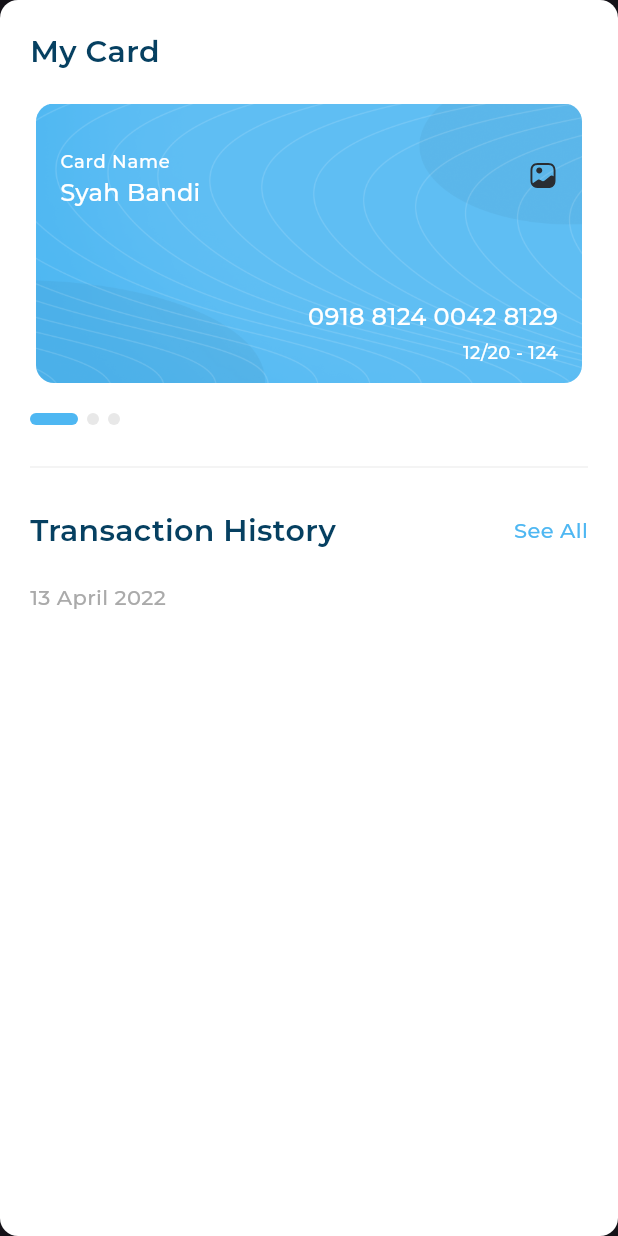
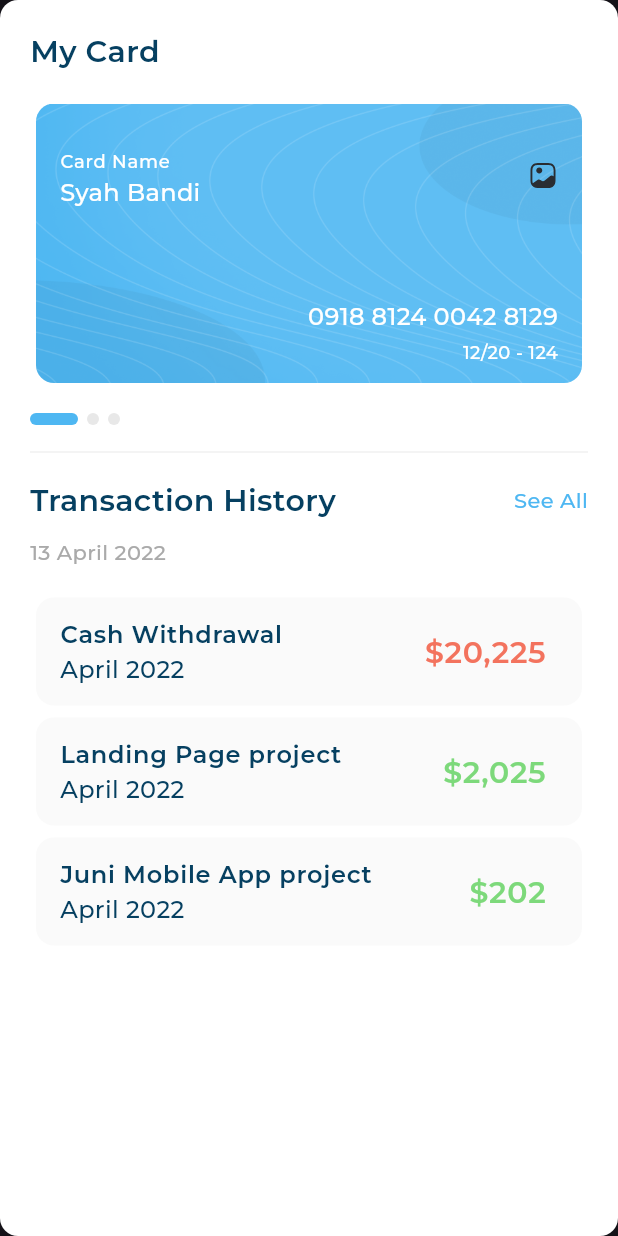
Before and after one commit to AhmedKhaled8907/responsive_ui, a Flutter app: the MyCardAndTransactionSection widget shown alone on an empty page, opened directly, on a phone screen of 412 x 824 dp. Run offline on Flutter 3.47's test engine with Material 3 defaults, Android fonts, the phone set to English and light mode, and no system bars; drawn by our look-alikes of expandable_page_view; our stand-ins replace flutter_svg; project files that could hold a hidden picture were left out.

Commit message:
transaction history part 4

```diff
--- a/lib/models/transaction_model.dart
+++ b/lib/models/transaction_model.dart
@@ -11,3 +11,24 @@ class TransactionModel {
     required this.isWithdrawal,
   });
 }
+
+List<TransactionModel> transactionitems = [
+  TransactionModel(
+    title: 'Cash Withdrawal',
+    date: 'April 2022',
+    amount: r'$20,225',
+    isWithdrawal: true,
+  ),
+  TransactionModel(
+    title: 'Landing Page project',
+    date: 'April 2022',
+    amount: r'$2,025',
+    isWithdrawal: false,
+  ),
+  TransactionModel(
+    title: 'Juni Mobile App project',
+    date: 'April 2022',
+    amount: r'$202',
+    isWithdrawal: false,
+  ),
+];
--- a/lib/views/widgets/dashboard_desktop_layout.dart
+++ b/lib/views/widgets/dashboard_desktop_layout.dart
@@ -20,13 +20,18 @@ class DashboardDesktopLayout extends StatelessWidget {
         SizedBox(width: 32),
         Expanded(
           flex: 2,
-          child: Padding(
-            padding: EdgeInsets.only(right: 32),
-            child: Column(
-              children: [
-                SizedBox(height: 40),
-                MyCardAndTransactionSection(),
-              ],
+          child: SingleChildScrollView(
+            child: Padding(
+              padding: EdgeInsets.only(
+                right: 32,
+                top: 40,
+                bottom: 40,
+              ),
+              child: Column(
+                children: [
+                  MyCardAndTransactionSection(),
+                ],
+              ),
             ),
           ),
         ),
--- a/lib/views/widgets/my_card_and_transaction_section.dart
+++ b/lib/views/widgets/my_card_and_transaction_section.dart
@@ -14,12 +14,11 @@ class MyCardAndTransactionSection extends StatelessWidget {
         crossAxisAlignment: CrossAxisAlignment.start,
         children: [
           MyCardSection(),
-          Padding(
-            padding: EdgeInsets.symmetric(vertical: 20),
-            child: Divider(
-              color: Color(0xffF1F1F1),
-            ),
+          SizedBox(height: 10),
+          Divider(
+            color: Color(0xffF1F1F1),
           ),
+          SizedBox(height: 10),
           TransactionHistory(),
         ],
       ),
--- a/lib/views/widgets/transaction_history/transaction_history.dart
+++ b/lib/views/widgets/transaction_history/transaction_history.dart
@@ -1,6 +1,6 @@
 import 'package:flutter/material.dart';
 import 'package:responsive_ui/utils/app_styles.dart';
-import 'package:responsive_ui/views/widgets/transaction_history/transaction_item.dart';
+import 'package:responsive_ui/views/widgets/transaction_history/transaction_history_list_view.dart';
 
 import 'transaction_history_header.dart';
 
@@ -13,13 +13,13 @@ class TransactionHistory extends StatelessWidget {
       crossAxisAlignment: CrossAxisAlignment.start,
       children: [
         TransactionHistoryHeader(),
-        SizedBox(height: 20),
+        SizedBox(height: 10),
         Text(
           '13 April 2022',
           style: AppStyles.styleRegular14,
         ),
         SizedBox(height: 16),
-        // TransactionItem(),
+        TransactionHistoryListView(),
       ],
     );
   }
--- /dev/null
+++ b/lib/views/widgets/transaction_history/transaction_history_list_view.dart
@@ -0,0 +1,18 @@
+import 'package:flutter/material.dart';
+import 'package:responsive_ui/models/transaction_model.dart';
+import 'package:responsive_ui/views/widgets/transaction_history/transaction_item.dart';
+
+class TransactionHistoryListView extends StatelessWidget {
+  const TransactionHistoryListView({super.key});
+
+  @override
+  Widget build(BuildContext context) {
+    return ListView.builder(
+      itemCount: transactionitems.length,
+      shrinkWrap: true,
+      itemBuilder: (context, index) => TransactionItem(
+        transactionModel: transactionitems[index],
+      ),
+    );
+  }
+}
```
